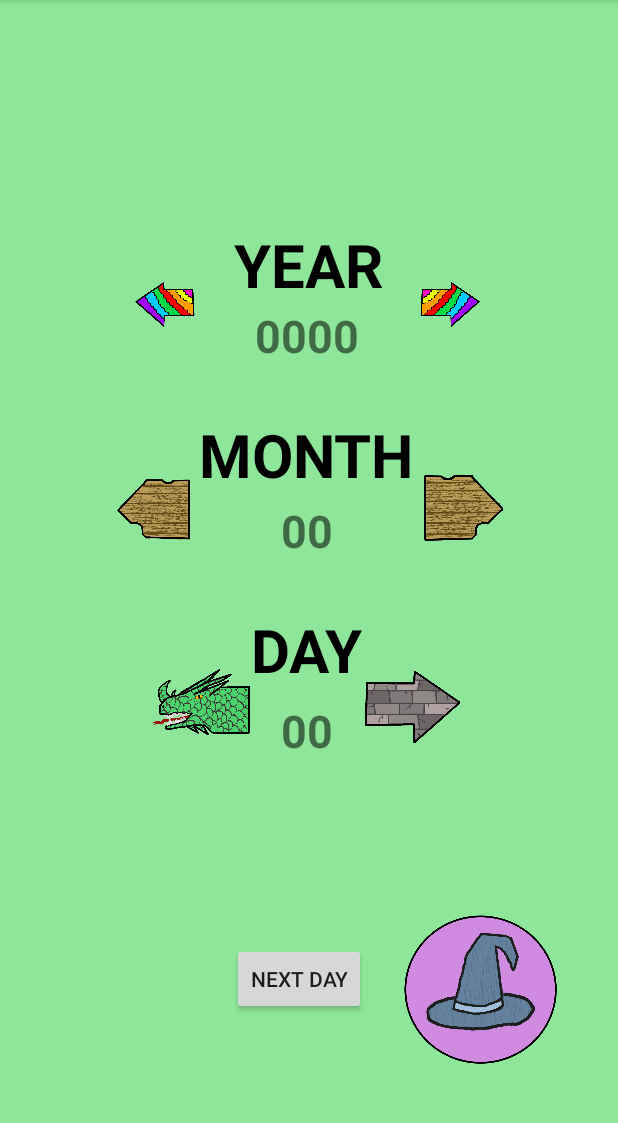
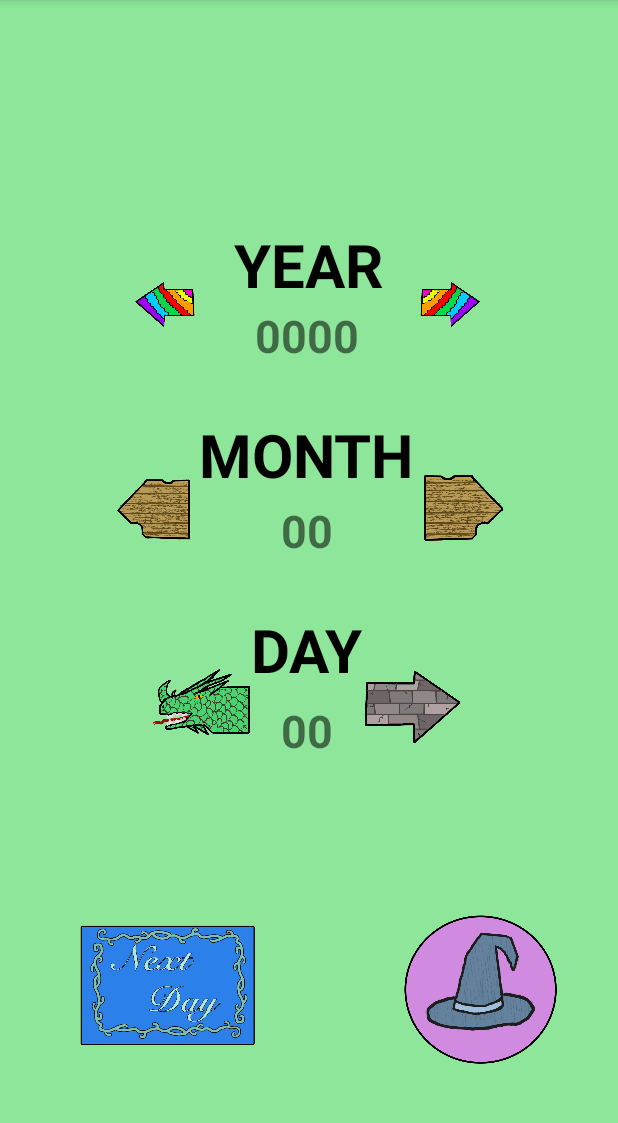
Before and after one commit to DanKBerg/JonAndDan, an Android app: the CalenderActivity screen opened directly, with no data from a screen before it, on a phone screen of 412 x 824 dp, the part 84-1207 px from its top. Run offline under Robolectric (Android 15) with nearby library versions, the phone set to English and light mode, and no system bars; Roboto replaces fonts that are not available here.

Commit message:
next day button

```diff
--- a/app/src/main/res/layout/activity_calender.xml
+++ b/app/src/main/res/layout/activity_calender.xml
@@ -192,17 +192,20 @@
         app:layout_constraintTop_toTopOf="parent"
         app:layout_constraintVertical_bias="0.943" />
 
-    <Button
-        android:id="@+id/button"
-        android:layout_width="wrap_content"
-        android:layout_height="wrap_content"
+    <ImageButton
+        android:id="@+id/Button"
+        android:layout_width="152dp"
+        android:layout_height="146dp"
+        android:backgroundTint="#00FFFFFF"
         android:onClick="NextDay"
-        android:text="Next Day"
+        android:scaleType="centerInside"
+        android:src="@drawable/nextday"
+        android:text="@string/EditValues"
         app:layout_constraintBottom_toBottomOf="parent"
-        app:layout_constraintEnd_toStartOf="@+id/editButton"
-        app:layout_constraintHorizontal_bias="1.0"
+        app:layout_constraintEnd_toEndOf="parent"
+        app:layout_constraintHorizontal_bias="0.135"
         app:layout_constraintStart_toStartOf="parent"
-        app:layout_constraintTop_toBottomOf="@+id/day"
-        app:layout_constraintVertical_bias="0.572" />
+        app:layout_constraintTop_toTopOf="parent"
+        app:layout_constraintVertical_bias="0.943" />
 
 </androidx.constraintlayout.widget.ConstraintLayout>
```
